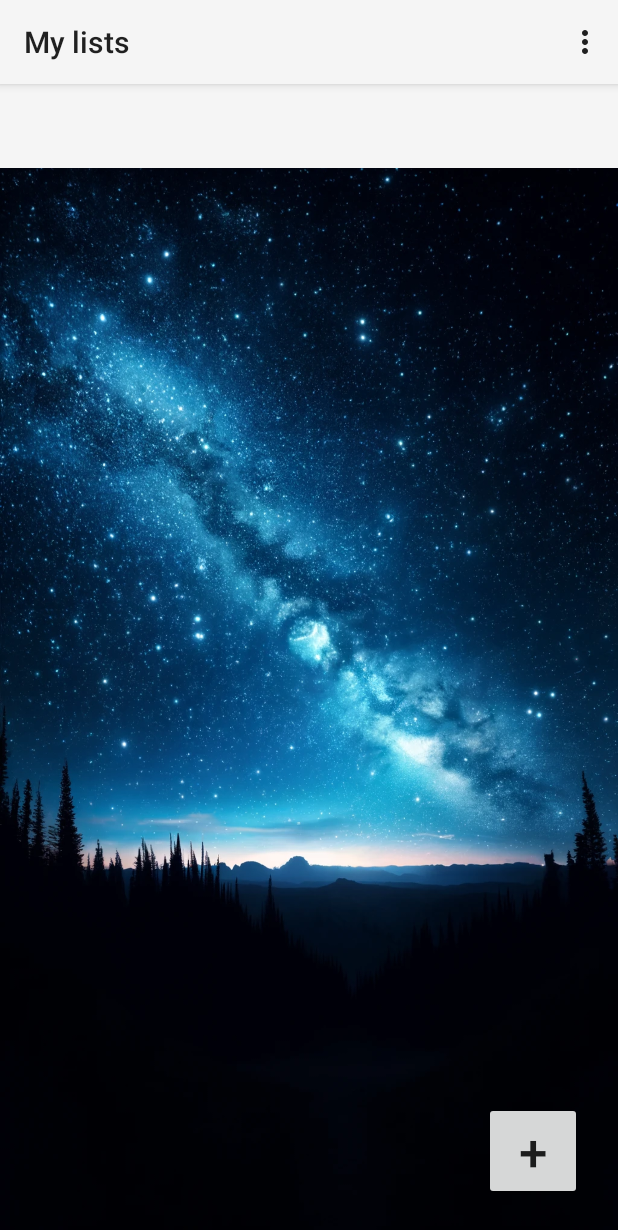
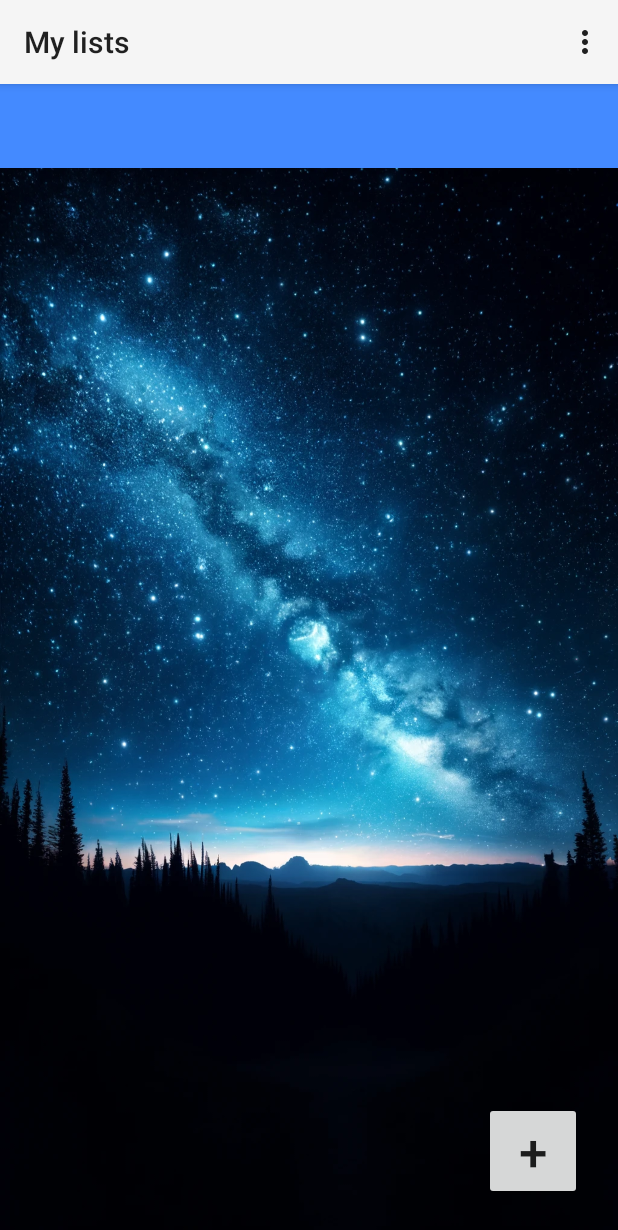
Before and after one commit to Ludens2038/GroceryList, an Android app: the screen it shows after launch (MainActivity), on a phone screen of 412 x 824 dp. Shown: the top 1230 px of the screen. Run offline under Robolectric (Android 15) with nearby library versions, the phone set to English and light mode, and no system bars; 1 statement that could not run was skipped.

Commit message:
final state

```diff
--- a/app/src/main/res/layout/activity_main.xml
+++ b/app/src/main/res/layout/activity_main.xml
@@ -11,7 +11,7 @@
         android:id="@+id/activity_main_toolbar"
         android:layout_width="0dp"
         android:layout_height="wrap_content"
-        android:background="?attr/colorPrimary"
+        android:background="#448AFF"
         android:minHeight="?attr/actionBarSize"
         android:theme="?attr/actionBarTheme"
         app:layout_constraintEnd_toEndOf="parent"
```
Also changed, not shown: 1 other file.
